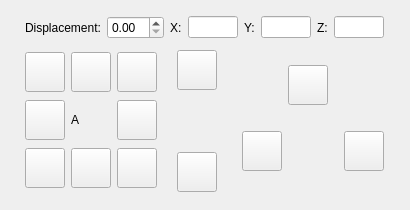
Qt form ExtruderControlWidget.ui (KDE/brprint3d) before a commit.
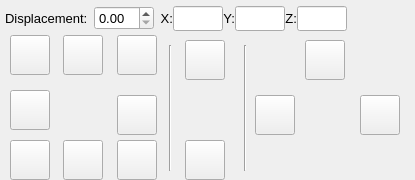
The same form after that commit. Icons and pictures are not drawn.

Commit message:
Fix Layout Issues
Because the GridLayout isnt align the widgets uniform,
I break all the layouts and organize the widgets manually.

The edit to the form file:
```diff
--- a/ExtruderControlWidget.ui
+++ b/ExtruderControlWidget.ui
@@ -6,542 +6,738 @@
    <rect>
     <x>0</x>
     <y>0</y>
-    <width>410</width>
-    <height>210</height>
+    <width>415</width>
+    <height>180</height>
    </rect>
   </property>
   <property name="minimumSize">
    <size>
-    <width>410</width>
-    <height>210</height>
+    <width>415</width>
+    <height>180</height>
    </size>
   </property>
   <property name="maximumSize">
    <size>
-    <width>410</width>
-    <height>210</height>
+    <width>415</width>
+    <height>180</height>
    </size>
   </property>
   <property name="windowTitle">
    <string>Form</string>
   </property>
-  <layout class="QGridLayout" name="gridLayout_3">
-   <item row="0" column="0" colspan="3">
-    <layout class="QHBoxLayout" name="horizontalLayout_2">
-     <item>
-      <widget class="QLabel" name="label_27">
-       <property name="text">
-        <string>Displacement:</string>
-       </property>
-      </widget>
-     </item>
-     <item>
-      <widget class="QDoubleSpinBox" name="sb_displacement"/>
-     </item>
-     <item>
-      <layout class="QHBoxLayout" name="horizontalLayout_14">
-       <item>
-        <layout class="QHBoxLayout" name="horizontalLayout_15">
-         <item>
-          <widget class="QLabel" name="label_4">
-           <property name="text">
-            <string>X:</string>
-           </property>
-          </widget>
-         </item>
-         <item>
-          <widget class="QLineEdit" name="tb_axisXPos">
-           <property name="enabled">
-            <bool>true</bool>
-           </property>
-           <property name="font">
-            <font>
-             <pointsize>9</pointsize>
-            </font>
-           </property>
-          </widget>
-         </item>
-        </layout>
-       </item>
-       <item>
-        <layout class="QHBoxLayout" name="horizontalLayout_16">
-         <item>
-          <widget class="QLabel" name="label_5">
-           <property name="text">
-            <string>Y:</string>
-           </property>
-          </widget>
-         </item>
-         <item>
-          <widget class="QLineEdit" name="tb_axisYPos">
-           <property name="font">
-            <font>
-             <pointsize>9</pointsize>
-            </font>
-           </property>
-          </widget>
-         </item>
-        </layout>
-       </item>
-       <item>
-        <layout class="QHBoxLayout" name="horizontalLayout_17">
-         <item>
-          <widget class="QLabel" name="label_6">
-           <property name="text">
-            <string>Z:</string>
-           </property>
-          </widget>
-         </item>
-         <item>
-          <widget class="QLineEdit" name="tb_axisZPos">
-           <property name="font">
-            <font>
-             <pointsize>9</pointsize>
-            </font>
-           </property>
-          </widget>
-         </item>
-        </layout>
-       </item>
-      </layout>
-     </item>
-    </layout>
-   </item>
-   <item row="1" column="0">
-    <layout class="QGridLayout" name="gridLayout">
-     <item row="0" column="0">
-      <widget class="QPushButton" name="bt_homeX">
-       <property name="minimumSize">
-        <size>
-         <width>40</width>
-         <height>40</height>
-        </size>
-       </property>
-       <property name="maximumSize">
-        <size>
-         <width>40</width>
-         <height>40</height>
-        </size>
-       </property>
-       <property name="toolTip">
-        <string>Home X</string>
-       </property>
-       <property name="styleSheet">
-        <string notr="true"/>
-       </property>
-       <property name="text">
-        <string/>
-       </property>
-       <property name="icon">
-        <iconset>
-         <normaloff>:/Icons/Icons/bt-eixox</normaloff>:/Icons/Icons/bt-eixox</iconset>
-       </property>
-       <property name="iconSize">
-        <size>
-         <width>35</width>
-         <height>35</height>
-        </size>
-       </property>
-      </widget>
-     </item>
-     <item row="0" column="1">
-      <widget class="QPushButton" name="bt_upY">
-       <property name="minimumSize">
-        <size>
-         <width>40</width>
-         <height>40</height>
-        </size>
-       </property>
-       <property name="maximumSize">
-        <size>
-         <width>40</width>
-         <height>40</height>
-        </size>
-       </property>
-       <property name="toolTip">
-        <string>Up Y</string>
-       </property>
-       <property name="styleSheet">
-        <string notr="true"/>
-       </property>
-       <property name="text">
-        <string/>
-       </property>
-       <property name="icon">
-        <iconset>
-         <normaloff>:/Icons/Icons/bt-arrowup</normaloff>:/Icons/Icons/bt-arrowup</iconset>
-       </property>
-      </widget>
-     </item>
-     <item row="0" column="2">
-      <widget class="QPushButton" name="bt_homeZ">
-       <property name="minimumSize">
-        <size>
-         <width>40</width>
-         <height>40</height>
-        </size>
-       </property>
-       <property name="maximumSize">
-        <size>
-         <width>40</width>
-         <height>40</height>
-        </size>
-       </property>
-       <property name="toolTip">
-        <string>Home Z</string>
-       </property>
-       <property name="styleSheet">
-        <string notr="true"/>
-       </property>
-       <property name="text">
-        <string/>
-       </property>
-       <property name="icon">
-        <iconset>
-         <normaloff>:/Icons/Icons/bt-eixoz</normaloff>:/Icons/Icons/bt-eixoz</iconset>
-       </property>
-       <property name="iconSize">
-        <size>
-         <width>35</width>
-         <height>35</height>
-        </size>
-       </property>
-      </widget>
-     </item>
-     <item row="1" column="0">
-      <widget class="QPushButton" name="bt_leftX">
-       <property name="minimumSize">
-        <size>
-         <width>40</width>
-         <height>40</height>
-        </size>
-       </property>
-       <property name="maximumSize">
-        <size>
-         <width>40</width>
-         <height>40</height>
-        </size>
-       </property>
-       <property name="toolTip">
-        <string>Left X</string>
-       </property>
-       <property name="text">
-        <string/>
-       </property>
-       <property name="icon">
-        <iconset>
-         <normaloff>:/Icons/Icons/bt-arrowleft</normaloff>:/Icons/Icons/bt-arrowleft</iconset>
-       </property>
-      </widget>
-     </item>
-     <item row="1" column="1">
-      <widget class="QLabel" name="label">
-       <property name="text">
-        <string>A</string>
-       </property>
-      </widget>
-     </item>
-     <item row="1" column="2">
-      <widget class="QPushButton" name="bt_rightX">
-       <property name="minimumSize">
-        <size>
-         <width>40</width>
-         <height>40</height>
-        </size>
-       </property>
-       <property name="maximumSize">
-        <size>
-         <width>40</width>
-         <height>40</height>
-        </size>
-       </property>
-       <property name="toolTip">
-        <string>Right X</string>
-       </property>
-       <property name="text">
-        <string/>
-       </property>
-       <property name="icon">
-        <iconset>
-         <normaloff>:/Icons/Icons/bt-arrowright</normaloff>:/Icons/Icons/bt-arrowright</iconset>
-       </property>
-      </widget>
-     </item>
-     <item row="2" column="0">
-      <widget class="QPushButton" name="bt_homeY">
-       <property name="minimumSize">
-        <size>
-         <width>40</width>
-         <height>40</height>
-        </size>
-       </property>
-       <property name="maximumSize">
-        <size>
-         <width>40</width>
-         <height>40</height>
-        </size>
-       </property>
-       <property name="toolTip">
-        <string>Home Y</string>
-       </property>
-       <property name="styleSheet">
-        <string notr="true"/>
-       </property>
-       <property name="text">
-        <string/>
-       </property>
-       <property name="icon">
-        <iconset>
-         <normaloff>:/Icons/Icons/bt-eixoy</normaloff>:/Icons/Icons/bt-eixoy</iconset>
-       </property>
-       <property name="iconSize">
-        <size>
-         <width>35</width>
-         <height>35</height>
-        </size>
-       </property>
-      </widget>
-     </item>
-     <item row="2" column="1">
-      <widget class="QPushButton" name="bt_downY">
-       <property name="minimumSize">
-        <size>
-         <width>40</width>
-         <height>40</height>
-        </size>
-       </property>
-       <property name="maximumSize">
-        <size>
-         <width>40</width>
-         <height>40</height>
-        </size>
-       </property>
-       <property name="toolTip">
-        <string>Down Y</string>
-       </property>
-       <property name="text">
-        <string/>
-       </property>
-       <property name="icon">
-        <iconset>
-         <normaloff>:/Icons/Icons/bt-arrowdown</normaloff>:/Icons/Icons/bt-arrowdown</iconset>
-       </property>
-      </widget>
-     </item>
-     <item row="2" column="2">
-      <widget class="QPushButton" name="bt_homeXYZ">
-       <property name="minimumSize">
-        <size>
-         <width>40</width>
-         <height>40</height>
-        </size>
-       </property>
-       <property name="maximumSize">
-        <size>
-         <width>40</width>
-         <height>40</height>
-        </size>
-       </property>
-       <property name="toolTip">
-        <string>Home XYZ</string>
-       </property>
-       <property name="styleSheet">
-        <string notr="true"/>
-       </property>
-       <property name="text">
-        <string/>
-       </property>
-       <property name="icon">
-        <iconset>
-         <normaloff>:/Icons/Icons/bt-eixoxyz</normaloff>:/Icons/Icons/bt-eixoxyz</iconset>
-       </property>
-       <property name="iconSize">
-        <size>
-         <width>35</width>
-         <height>35</height>
-        </size>
-       </property>
-      </widget>
-     </item>
-    </layout>
-   </item>
-   <item row="1" column="1">
-    <layout class="QGridLayout" name="gridLayout_4">
-     <item row="0" column="0">
-      <widget class="QPushButton" name="bt_upZ">
-       <property name="minimumSize">
-        <size>
-         <width>40</width>
-         <height>40</height>
-        </size>
-       </property>
-       <property name="maximumSize">
-        <size>
-         <width>40</width>
-         <height>40</height>
-        </size>
-       </property>
-       <property name="toolTip">
-        <string>Z Up</string>
-       </property>
-       <property name="layoutDirection">
-        <enum>Qt::LeftToRight</enum>
-       </property>
-       <property name="text">
-        <string/>
-       </property>
-       <property name="icon">
-        <iconset>
-         <normaloff>:/Icons/Icons/bt-arrowup</normaloff>:/Icons/Icons/bt-arrowup</iconset>
-       </property>
-      </widget>
-     </item>
-     <item row="1" column="0">
-      <widget class="QLabel" name="lb_axisZ">
-       <property name="minimumSize">
-        <size>
-         <width>45</width>
-         <height>50</height>
-        </size>
-       </property>
-       <property name="maximumSize">
-        <size>
-         <width>45</width>
-         <height>50</height>
-        </size>
-       </property>
-       <property name="text">
-        <string/>
-       </property>
-       <property name="pixmap">
-        <pixmap>:/Icons/Icons/bt-z</pixmap>
-       </property>
-       <property name="alignment">
-        <set>Qt::AlignCenter</set>
-       </property>
-      </widget>
-     </item>
-     <item row="2" column="0">
-      <widget class="QPushButton" name="bt_downZ">
-       <property name="minimumSize">
-        <size>
-         <width>40</width>
-         <height>40</height>
-        </size>
-       </property>
-       <property name="maximumSize">
-        <size>
-         <width>40</width>
-         <height>40</height>
-        </size>
-       </property>
-       <property name="toolTip">
-        <string>Z Down</string>
-       </property>
-       <property name="text">
-        <string/>
-       </property>
-       <property name="icon">
-        <iconset>
-         <normaloff>:/Icons/Icons/bt-arrowdown</normaloff>:/Icons/Icons/bt-arrowdown</iconset>
-       </property>
-      </widget>
-     </item>
-    </layout>
-   </item>
-   <item row="1" column="2">
-    <layout class="QGridLayout" name="gridLayout_2">
-     <item row="1" column="0">
-      <widget class="QPushButton" name="bt_filOneSpeed">
-       <property name="minimumSize">
-        <size>
-         <width>40</width>
-         <height>40</height>
-        </size>
-       </property>
-       <property name="maximumSize">
-        <size>
-         <width>40</width>
-         <height>40</height>
-        </size>
-       </property>
-       <property name="text">
-        <string/>
-       </property>
-       <property name="icon">
-        <iconset>
-         <normaloff>:/Icons/Icons/bt-arrowleft</normaloff>:/Icons/Icons/bt-arrowleft</iconset>
-       </property>
-      </widget>
-     </item>
-     <item row="1" column="2">
-      <widget class="QPushButton" name="bt_filTwoSpeed">
-       <property name="minimumSize">
-        <size>
-         <width>40</width>
-         <height>40</height>
-        </size>
-       </property>
-       <property name="maximumSize">
-        <size>
-         <width>40</width>
-         <height>40</height>
-        </size>
-       </property>
-       <property name="text">
-        <string/>
-       </property>
-       <property name="icon">
-        <iconset>
-         <normaloff>:/Icons/Icons/bt-arrowright</normaloff>:/Icons/Icons/bt-arrowright</iconset>
-       </property>
-      </widget>
-     </item>
-     <item row="0" column="1">
-      <widget class="QPushButton" name="bt_filRetract">
-       <property name="minimumSize">
-        <size>
-         <width>40</width>
-         <height>40</height>
-        </size>
-       </property>
-       <property name="maximumSize">
-        <size>
-         <width>40</width>
-         <height>40</height>
-        </size>
-       </property>
-       <property name="text">
-        <string/>
-       </property>
-       <property name="icon">
-        <iconset>
-         <normaloff>:/Icons/Icons/bt-arrowup</normaloff>:/Icons/Icons/bt-arrowup</iconset>
-       </property>
-      </widget>
-     </item>
-     <item row="1" column="1">
-      <widget class="QLabel" name="lb_Extruder">
-       <property name="minimumSize">
-        <size>
-         <width>50</width>
-         <height>50</height>
-        </size>
-       </property>
-       <property name="text">
-        <string/>
-       </property>
-       <property name="pixmap">
-        <pixmap>:/Icons/Icons/bt-extruder</pixmap>
-       </property>
-       <property name="alignment">
-        <set>Qt::AlignCenter</set>
-       </property>
-      </widget>
-     </item>
-    </layout>
-   </item>
-  </layout>
+  <widget class="QPushButton" name="bt_rightX">
+   <property name="geometry">
+    <rect>
+     <x>117</x>
+     <y>95</y>
+     <width>40</width>
+     <height>40</height>
+    </rect>
+   </property>
+   <property name="minimumSize">
+    <size>
+     <width>40</width>
+     <height>40</height>
+    </size>
+   </property>
+   <property name="maximumSize">
+    <size>
+     <width>40</width>
+     <height>40</height>
+    </size>
+   </property>
+   <property name="toolTip">
+    <string>Right X</string>
+   </property>
+   <property name="text">
+    <string/>
+   </property>
+   <property name="icon">
+    <iconset>
+     <normaloff>:/Icons/Icons/bt-arrowright</normaloff>:/Icons/Icons/bt-arrowright</iconset>
+   </property>
+  </widget>
+  <widget class="QPushButton" name="bt_homeY">
+   <property name="geometry">
+    <rect>
+     <x>10</x>
+     <y>140</y>
+     <width>40</width>
+     <height>40</height>
+    </rect>
+   </property>
+   <property name="minimumSize">
+    <size>
+     <width>40</width>
+     <height>40</height>
+    </size>
+   </property>
+   <property name="maximumSize">
+    <size>
+     <width>40</width>
+     <height>40</height>
+    </size>
+   </property>
+   <property name="toolTip">
+    <string>Home Y</string>
+   </property>
+   <property name="styleSheet">
+    <string notr="true"/>
+   </property>
+   <property name="text">
+    <string/>
+   </property>
+   <property name="iconSize">
+    <size>
+     <width>35</width>
+     <height>35</height>
+    </size>
+   </property>
+  </widget>
+  <widget class="QPushButton" name="bt_homeX">
+   <property name="geometry">
+    <rect>
+     <x>10</x>
+     <y>35</y>
+     <width>40</width>
+     <height>40</height>
+    </rect>
+   </property>
+   <property name="minimumSize">
+    <size>
+     <width>40</width>
+     <height>40</height>
+    </size>
+   </property>
+   <property name="maximumSize">
+    <size>
+     <width>40</width>
+     <height>40</height>
+    </size>
+   </property>
+   <property name="toolTip">
+    <string>Home X</string>
+   </property>
+   <property name="styleSheet">
+    <string notr="true"/>
+   </property>
+   <property name="text">
+    <string/>
+   </property>
+   <property name="iconSize">
+    <size>
+     <width>35</width>
+     <height>35</height>
+    </size>
+   </property>
+  </widget>
+  <widget class="QPushButton" name="bt_homeXYZ">
+   <property name="geometry">
+    <rect>
+     <x>117</x>
+     <y>140</y>
+     <width>40</width>
+     <height>40</height>
+    </rect>
+   </property>
+   <property name="minimumSize">
+    <size>
+     <width>40</width>
+     <height>40</height>
+    </size>
+   </property>
+   <property name="maximumSize">
+    <size>
+     <width>40</width>
+     <height>40</height>
+    </size>
+   </property>
+   <property name="toolTip">
+    <string>Home XYZ</string>
+   </property>
+   <property name="styleSheet">
+    <string notr="true"/>
+   </property>
+   <property name="text">
+    <string/>
+   </property>
+   <property name="icon">
+    <iconset>
+     <normaloff>:/Icons/Icons/bt-eixoxyz</normaloff>:/Icons/Icons/bt-eixoxyz</iconset>
+   </property>
+   <property name="iconSize">
+    <size>
+     <width>35</width>
+     <height>35</height>
+    </size>
+   </property>
+  </widget>
+  <widget class="QPushButton" name="bt_leftX">
+   <property name="geometry">
+    <rect>
+     <x>10</x>
+     <y>90</y>
+     <width>40</width>
+     <height>40</height>
+    </rect>
+   </property>
+   <property name="minimumSize">
+    <size>
+     <width>40</width>
+     <height>40</height>
+    </size>
+   </property>
+   <property name="maximumSize">
+    <size>
+     <width>40</width>
+     <height>40</height>
+    </size>
+   </property>
+   <property name="toolTip">
+    <string>Left X</string>
+   </property>
+   <property name="text">
+    <string/>
+   </property>
+  </widget>
+  <widget class="QPushButton" name="bt_upY">
+   <property name="geometry">
+    <rect>
+     <x>63</x>
+     <y>35</y>
+     <width>40</width>
+     <height>40</height>
+    </rect>
+   </property>
+   <property name="minimumSize">
+    <size>
+     <width>40</width>
+     <height>40</height>
+    </size>
+   </property>
+   <property name="maximumSize">
+    <size>
+     <width>40</width>
+     <height>40</height>
+    </size>
+   </property>
+   <property name="toolTip">
+    <string>Up Y</string>
+   </property>
+   <property name="styleSheet">
+    <string notr="true"/>
+   </property>
+   <property name="text">
+    <string/>
+   </property>
+   <property name="icon">
+    <iconset>
+     <normaloff>:/Icons/Icons/bt-arrowup</normaloff>:/Icons/Icons/bt-arrowup</iconset>
+   </property>
+  </widget>
+  <widget class="QPushButton" name="bt_homeZ">
+   <property name="geometry">
+    <rect>
+     <x>117</x>
+     <y>35</y>
+     <width>40</width>
+     <height>40</height>
+    </rect>
+   </property>
+   <property name="minimumSize">
+    <size>
+     <width>40</width>
+     <height>40</height>
+    </size>
+   </property>
+   <property name="maximumSize">
+    <size>
+     <width>40</width>
+     <height>40</height>
+    </size>
+   </property>
+   <property name="toolTip">
+    <string>Home Z</string>
+   </property>
+   <property name="styleSheet">
+    <string notr="true"/>
+   </property>
+   <property name="text">
+    <string/>
+   </property>
+   <property name="icon">
+    <iconset>
+     <normaloff>:/Icons/Icons/bt-eixoz</normaloff>:/Icons/Icons/bt-eixoz</iconset>
+   </property>
+   <property name="iconSize">
+    <size>
+     <width>35</width>
+     <height>35</height>
+    </size>
+   </property>
+  </widget>
+  <widget class="QPushButton" name="bt_downZ">
+   <property name="geometry">
+    <rect>
+     <x>185</x>
+     <y>140</y>
+     <width>40</width>
+     <height>40</height>
+    </rect>
+   </property>
+   <property name="sizePolicy">
+    <sizepolicy hsizetype="Minimum" vsizetype="Preferred">
+     <horstretch>0</horstretch>
+     <verstretch>0</verstretch>
+    </sizepolicy>
+   </property>
+   <property name="minimumSize">
+    <size>
+     <width>40</width>
+     <height>40</height>
+    </size>
+   </property>
+   <property name="maximumSize">
+    <size>
+     <width>40</width>
+     <height>40</height>
+    </size>
+   </property>
+   <property name="toolTip">
+    <string>Z Down</string>
+   </property>
+   <property name="layoutDirection">
+    <enum>Qt::LeftToRight</enum>
+   </property>
+   <property name="text">
+    <string/>
+   </property>
+   <property name="icon">
+    <iconset>
+     <normaloff>:/Icons/Icons/bt-arrowdown</normaloff>:/Icons/Icons/bt-arrowdown</iconset>
+   </property>
+  </widget>
+  <widget class="QPushButton" name="bt_upZ">
+   <property name="geometry">
+    <rect>
+     <x>185</x>
+     <y>40</y>
+     <width>40</width>
+     <height>40</height>
+    </rect>
+   </property>
+   <property name="sizePolicy">
+    <sizepolicy hsizetype="Minimum" vsizetype="Preferred">
+     <horstretch>0</horstretch>
+     <verstretch>0</verstretch>
+    </sizepolicy>
+   </property>
+   <property name="minimumSize">
+    <size>
+     <width>40</width>
+     <height>40</height>
+    </size>
+   </property>
+   <property name="maximumSize">
+    <size>
+     <width>40</width>
+     <height>40</height>
+    </size>
+   </property>
+   <property name="toolTip">
+    <string>Z Up</string>
+   </property>
+   <property name="layoutDirection">
+    <enum>Qt::LeftToRight</enum>
+   </property>
+   <property name="text">
+    <string/>
+   </property>
+  </widget>
+  <widget class="QLabel" name="lb_axisZ">
+   <property name="geometry">
+    <rect>
+     <x>179</x>
+     <y>85</y>
+     <width>50</width>
+     <height>50</height>
+    </rect>
+   </property>
+   <property name="minimumSize">
+    <size>
+     <width>50</width>
+     <height>50</height>
+    </size>
+   </property>
+   <property name="maximumSize">
+    <size>
+     <width>50</width>
+     <height>50</height>
+    </size>
+   </property>
+   <property name="text">
+    <string/>
+   </property>
+   <property name="alignment">
+    <set>Qt::AlignCenter</set>
+   </property>
+  </widget>
+  <widget class="QPushButton" name="bt_filTwoSpeed">
+   <property name="geometry">
+    <rect>
+     <x>360</x>
+     <y>95</y>
+     <width>40</width>
+     <height>40</height>
+    </rect>
+   </property>
+   <property name="minimumSize">
+    <size>
+     <width>40</width>
+     <height>40</height>
+    </size>
+   </property>
+   <property name="maximumSize">
+    <size>
+     <width>40</width>
+     <height>40</height>
+    </size>
+   </property>
+   <property name="text">
+    <string/>
+   </property>
+   <property name="icon">
+    <iconset>
+     <normaloff>:/Icons/Icons/bt-arrowright</normaloff>:/Icons/Icons/bt-arrowright</iconset>
+   </property>
+  </widget>
+  <widget class="QLabel" name="lb_Extruder">
+   <property name="geometry">
+    <rect>
+     <x>300</x>
+     <y>85</y>
+     <width>50</width>
+     <height>50</height>
+    </rect>
+   </property>
+   <property name="minimumSize">
+    <size>
+     <width>50</width>
+     <height>50</height>
+    </size>
+   </property>
+   <property name="text">
+    <string/>
+   </property>
+   <property name="pixmap">
+    <pixmap>:/Icons/Icons/bt-extruder</pixmap>
+   </property>
+   <property name="alignment">
+    <set>Qt::AlignCenter</set>
+   </property>
+  </widget>
+  <widget class="QPushButton" name="bt_filOneSpeed">
+   <property name="geometry">
+    <rect>
+     <x>255</x>
+     <y>95</y>
+     <width>40</width>
+     <height>40</height>
+    </rect>
+   </property>
+   <property name="minimumSize">
+    <size>
+     <width>40</width>
+     <height>40</height>
+    </size>
+   </property>
+   <property name="maximumSize">
+    <size>
+     <width>40</width>
+     <height>40</height>
+    </size>
+   </property>
+   <property name="text">
+    <string/>
+   </property>
+   <property name="icon">
+    <iconset>
+     <normaloff>:/Icons/Icons/bt-arrowleft</normaloff>:/Icons/Icons/bt-arrowleft</iconset>
+   </property>
+  </widget>
+  <widget class="QPushButton" name="bt_filRetract">
+   <property name="geometry">
+    <rect>
+     <x>305</x>
+     <y>40</y>
+     <width>40</width>
+     <height>40</height>
+    </rect>
+   </property>
+   <property name="minimumSize">
+    <size>
+     <width>40</width>
+     <height>40</height>
+    </size>
+   </property>
+   <property name="maximumSize">
+    <size>
+     <width>40</width>
+     <height>40</height>
+    </size>
+   </property>
+   <property name="text">
+    <string/>
+   </property>
+   <property name="icon">
+    <iconset>
+     <normaloff>:/Icons/Icons/bt-arrowup</normaloff>:/Icons/Icons/bt-arrowup</iconset>
+   </property>
+  </widget>
+  <widget class="Line" name="line">
+   <property name="geometry">
+    <rect>
+     <x>165</x>
+     <y>45</y>
+     <width>10</width>
+     <height>126</height>
+    </rect>
+   </property>
+   <property name="orientation">
+    <enum>Qt::Vertical</enum>
+   </property>
+  </widget>
+  <widget class="Line" name="line_2">
+   <property name="geometry">
+    <rect>
+     <x>240</x>
+     <y>45</y>
+     <width>10</width>
+     <height>126</height>
+    </rect>
+   </property>
+   <property name="orientation">
+    <enum>Qt::Vertical</enum>
+   </property>
+  </widget>
+  <widget class="QLabel" name="lb_XY">
+   <property name="geometry">
+    <rect>
+     <x>60</x>
+     <y>85</y>
+     <width>50</width>
+     <height>50</height>
+    </rect>
+   </property>
+   <property name="minimumSize">
+    <size>
+     <width>50</width>
+     <height>50</height>
+    </size>
+   </property>
+   <property name="maximumSize">
+    <size>
+     <width>50</width>
+     <height>50</height>
+    </size>
+   </property>
+   <property name="text">
+    <string/>
+   </property>
+  </widget>
+  <widget class="QPushButton" name="bt_downY">
+   <property name="geometry">
+    <rect>
+     <x>63</x>
+     <y>140</y>
+     <width>40</width>
+     <height>40</height>
+    </rect>
+   </property>
+   <property name="minimumSize">
+    <size>
+     <width>40</width>
+     <height>40</height>
+    </size>
+   </property>
+   <property name="maximumSize">
+    <size>
+     <width>40</width>
+     <height>40</height>
+    </size>
+   </property>
+   <property name="text">
+    <string/>
+   </property>
+  </widget>
+  <widget class="QWidget" name="">
+   <property name="geometry">
+    <rect>
+     <x>5</x>
+     <y>3</y>
+     <width>403</width>
+     <height>31</height>
+    </rect>
+   </property>
+   <layout class="QHBoxLayout" name="horizontalLayout_3">
+    <item>
+     <layout class="QHBoxLayout" name="horizontalLayout_2">
+      <item>
+       <widget class="QLabel" name="label_27">
+        <property name="font">
+         <font>
+          <pointsize>10</pointsize>
+         </font>
+        </property>
+        <property name="text">
+         <string>Displacement:</string>
+        </property>
+       </widget>
+      </item>
+      <item>
+       <widget class="QDoubleSpinBox" name="sb_displacement">
+        <property name="font">
+         <font>
+          <pointsize>10</pointsize>
+         </font>
+        </property>
+       </widget>
+      </item>
+     </layout>
+    </item>
+    <item>
+     <layout class="QHBoxLayout" name="horizontalLayout">
+      <property name="spacing">
+       <number>0</number>
+      </property>
+      <item>
+       <widget class="QLabel" name="label_4">
+        <property name="font">
+         <font>
+          <pointsize>10</pointsize>
+         </font>
+        </property>
+        <property name="text">
+         <string>X:</string>
+        </property>
+        <property name="alignment">
+         <set>Qt::AlignRight|Qt::AlignTrailing|Qt::AlignVCenter</set>
+        </property>
+       </widget>
+      </item>
+      <item>
+       <widget class="QLineEdit" name="tb_axisXPos">
+        <property name="enabled">
+         <bool>true</bool>
+        </property>
+        <property name="minimumSize">
+         <size>
+          <width>50</width>
+          <height>25</height>
+         </size>
+        </property>
+        <property name="maximumSize">
+         <size>
+          <width>50</width>
+          <height>25</height>
+         </size>
+        </property>
+        <property name="font">
+         <font>
+          <pointsize>10</pointsize>
+         </font>
+        </property>
+       </widget>
+      </item>
+      <item>
+       <widget class="QLabel" name="label_5">
+        <property name="font">
+         <font>
+          <pointsize>10</pointsize>
+         </font>
+        </property>
+        <property name="text">
+         <string>Y:</string>
+        </property>
+        <property name="alignment">
+         <set>Qt::AlignRight|Qt::AlignTrailing|Qt::AlignVCenter</set>
+        </property>
+       </widget>
+      </item>
+      <item>
+       <widget class="QLineEdit" name="tb_axisYPos">
+        <property name="minimumSize">
+         <size>
+          <width>50</width>
+          <height>25</height>
+         </size>
+        </property>
+        <property name="maximumSize">
+         <size>
+          <width>50</width>
+          <height>25</height>
+         </size>
+        </property>
+        <property name="font">
+         <font>
+          <pointsize>10</pointsize>
+         </font>
+        </property>
+       </widget>
+      </item>
+      <item>
+       <widget class="QLabel" name="label_6">
+        <property name="font">
+         <font>
+          <pointsize>10</pointsize>
+         </font>
+        </property>
+        <property name="text">
+         <string>Z:</string>
+        </property>
+        <property name="alignment">
+         <set>Qt::AlignRight|Qt::AlignTrailing|Qt::AlignVCenter</set>
+        </property>
+       </widget>
+      </item>
+      <item>
+       <widget class="QLineEdit" name="tb_axisZPos">
+        <property name="minimumSize">
+         <size>
+          <width>50</width>
+          <height>25</height>
+         </size>
+        </property>
+        <property name="maximumSize">
+         <size>
+          <width>50</width>
+          <height>25</height>
+         </size>
+        </property>
+        <property name="font">
+         <font>
+          <pointsize>10</pointsize>
+         </font>
+        </property>
+       </widget>
+      </item>
+      <item>
+       <spacer name="horizontalSpacer">
+        <property name="orientation">
+         <enum>Qt::Horizontal</enum>
+        </property>
+        <property name="sizeHint" stdset="0">
+         <size>
+          <width>40</width>
+          <height>20</height>
+         </size>
+        </property>
+       </spacer>
+      </item>
+     </layout>
+    </item>
+   </layout>
+  </widget>
  </widget>
  <resources/>
  <connections/>
```
